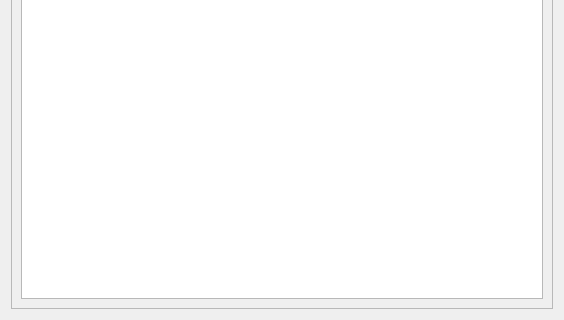
First picture: the form in linkcheck/gui/ui/debug.ui, repository wummel/linkchecker, before the edit; both pictures show x 0 to 564 and y 227 to 547 of the 564 by 547 pixel window.
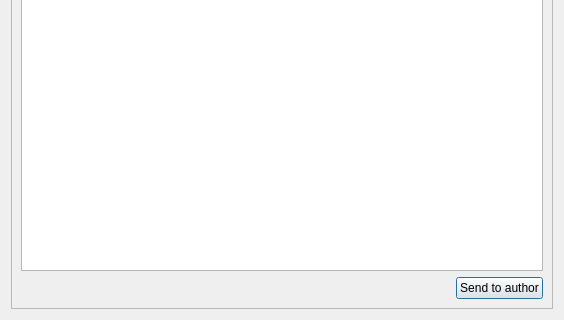
Second picture: the form after the edit.

Commit message: Added send button to debug dialog.

Diff of the .ui file:
```diff
--- a/linkcheck/gui/ui/debug.ui
+++ b/linkcheck/gui/ui/debug.ui
@@ -39,6 +39,33 @@
         </property>
        </widget>
       </item>
+      <item>
+       <layout class="QHBoxLayout" name="horizontalLayout">
+        <item>
+         <spacer name="horizontalSpacer">
+          <property name="orientation">
+           <enum>Qt::Horizontal</enum>
+          </property>
+          <property name="sizeHint" stdset="0">
+           <size>
+            <width>40</width>
+            <height>20</height>
+           </size>
+          </property>
+         </spacer>
+        </item>
+        <item>
+         <widget class="QPushButton" name="sendButton">
+          <property name="toolTip">
+           <string>Send email with debug output to author</string>
+          </property>
+          <property name="text">
+           <string>Send to author</string>
+          </property>
+         </widget>
+        </item>
+       </layout>
+      </item>
      </layout>
     </widget>
    </item>
```
The commit also changes 1 other file.
